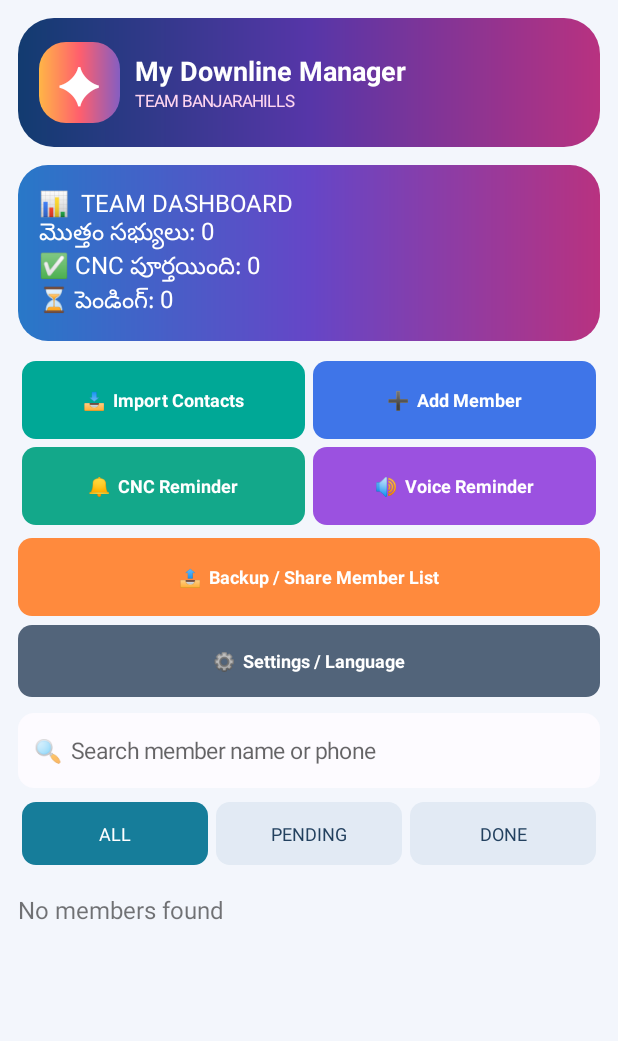
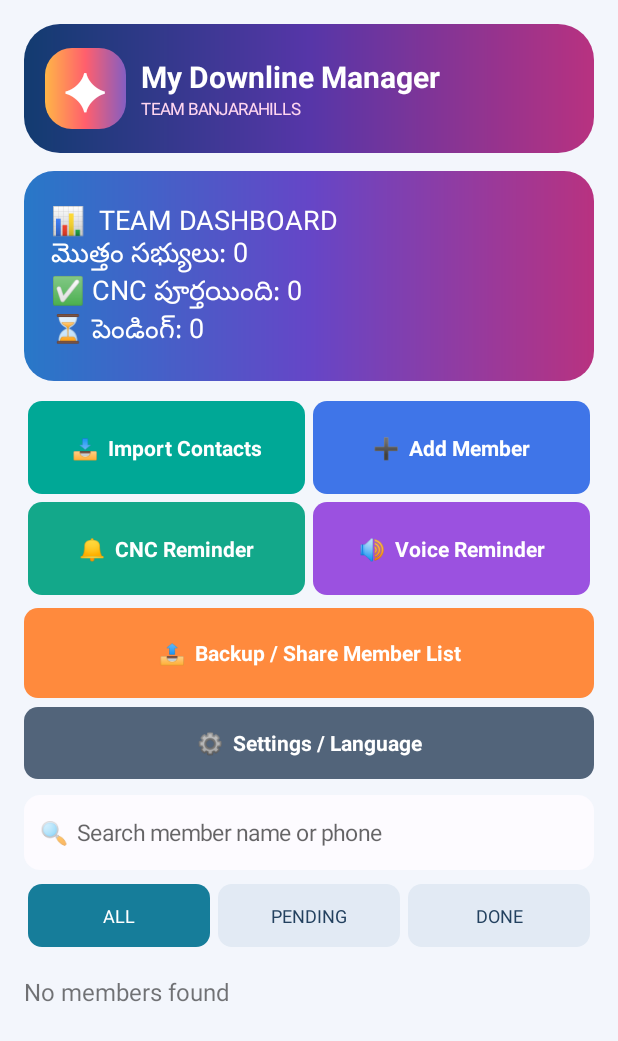
Before and after one commit to Parnashr/My-Downline-Manager, an Android app: the screen it shows after launch (MainActivity), on a phone screen of 412 x 824 dp. Shown: the top 1041 px of the screen. Run offline under Robolectric (Android 15) with nearby library versions, the phone set to English and light mode, and no system bars; 1 statement that could not run was skipped.

Commit message:
Improve full-screen responsive dashboard layout

```diff
--- a/app/src/main/java/com/teambanjarahills/mydownlinemanager/MainActivity.kt
+++ b/app/src/main/java/com/teambanjarahills/mydownlinemanager/MainActivity.kt
@@ -52,12 +52,28 @@ class MainActivity : Activity(), TextToSpeech.OnInitListener {
     }
 
     private fun buildScreen() {
-        val scroll = ScrollView(this).apply { setBackgroundColor(0xFFF3F6FC.toInt()); isFillViewport = true; clipToPadding = false }
+        val scroll = ScrollView(this).apply {
+            setBackgroundColor(0xFFF3F6FC.toInt())
+            isFillViewport = true
+            clipToPadding = false
+            isVerticalScrollBarEnabled = true
+            layoutParams = android.view.ViewGroup.LayoutParams(
+                android.view.ViewGroup.LayoutParams.MATCH_PARENT,
+                android.view.ViewGroup.LayoutParams.MATCH_PARENT
+            )
+        }
         main = LinearLayout(this).apply {
             orientation = LinearLayout.VERTICAL
-            setPadding(dp(12), dp(12), dp(12), dp(24))
+            gravity = Gravity.TOP
+            minimumWidth = resources.displayMetrics.widthPixels
+            setPadding(dp(16), dp(16), dp(16), dp(28))
+            layoutParams = ScrollView.LayoutParams(
+                ScrollView.LayoutParams.MATCH_PARENT,
+                ScrollView.LayoutParams.MATCH_PARENT
+            )
         }
-        scroll.addView(main); setContentView(scroll)
+        scroll.addView(main)
+        setContentView(scroll)
 
         val header = LinearLayout(this).apply {
             orientation = LinearLayout.HORIZONTAL
@@ -76,7 +92,7 @@ class MainActivity : Activity(), TextToSpeech.OnInitListener {
         val brand = LinearLayout(this).apply { orientation = LinearLayout.VERTICAL; setPadding(dp(10),0,0,0) }
         brand.addView(TextView(this).apply {
             text = "My Downline Manager"
-            textSize = 18f; maxLines = 2; setTextColor(0xFFFFFFFF.toInt()); setTypeface(null, android.graphics.Typeface.BOLD)
+            textSize = 20f; maxLines = 2; setTextColor(0xFFFFFFFF.toInt()); setTypeface(null, android.graphics.Typeface.BOLD)
         })
         brand.addView(TextView(this).apply {
             text = "TEAM BANJARAHILLS"
@@ -86,9 +102,11 @@ class MainActivity : Activity(), TextToSpeech.OnInitListener {
         main.addView(header, marginParams(-1, -2, 0, 0, 0, 18))
 
         summary = TextView(this).apply {
-            textSize = 16f
+            textSize = 18f
             setTextColor(0xFFFFFFFF.toInt())
-            setPadding(dp(14), dp(14), dp(14), dp(14))
+            setPadding(dp(18), dp(20), dp(18), dp(20))
+            minHeight = dp(132)
+            gravity = Gravity.CENTER_VERTICAL
             background = gradient(intArrayOf(0xFF2878C8.toInt(), 0xFF6546C7.toInt(), 0xFFB83280.toInt()), 20)
         }
         main.addView(summary, marginParams(-1, -2, 0, 0, 0, 16))
@@ -106,7 +124,7 @@ class MainActivity : Activity(), TextToSpeech.OnInitListener {
         row2.addView(actionButton("🔊  ${tr("Voice Reminder", "వాయిస్ రిమైండర్")}", 0xFF9B51E0.toInt()) { speakReminder() }, weightedParams())
         actionGrid.addView(row2)
         actionGrid.addView(actionButton("📤  ${tr("Backup / Share Member List", "బ్యాకప్ / సభ్యుల జాబితా షేర్")}", 0xFFFF8A3D.toInt()) { shareBackup() },
-            LinearLayout.LayoutParams(-1, dp(52)).apply { topMargin = dp(6) })
+            LinearLayout.LayoutParams(-1, dp(60)).apply { topMargin = dp(6) })
         actionGrid.addView(actionButton("⚙️  ${tr("Settings / Language", "సెట్టింగ్స్ / భాష")}", 0xFF52647A.toInt()) { showLanguageSettings() },
             LinearLayout.LayoutParams(-1, dp(48)).apply { topMargin = dp(6) })
         main.addView(actionGrid, marginParams(-1, -2, 0, 0, 0, 16))
@@ -167,11 +185,11 @@ class MainActivity : Activity(), TextToSpeech.OnInitListener {
         LinearLayout.LayoutParams(width, height).apply { setMargins(left, top, right, bottom) }
 
     private fun weightedParams() =
-        LinearLayout.LayoutParams(0, dp(52), 1f).apply { setMargins(dp(3), dp(3), dp(3), dp(3)) }
+        LinearLayout.LayoutParams(0, dp(62), 1f).apply { setMargins(dp(3), dp(3), dp(3), dp(3)) }
 
     private fun actionButton(label: String, color: Int, action: () -> Unit): TextView =
         TextView(this).apply {
-            text = label; textSize = 12f; maxLines = 2; gravity = Gravity.CENTER
+            text = label; textSize = 14f; maxLines = 2; gravity = Gravity.CENTER
             setTextColor(0xFFFFFFFF.toInt()); setTypeface(null, android.graphics.Typeface.BOLD)
             setPadding(dp(5), dp(6), dp(5), dp(6)); background = rounded(color, 14)
             setOnClickListener { action() }
```
